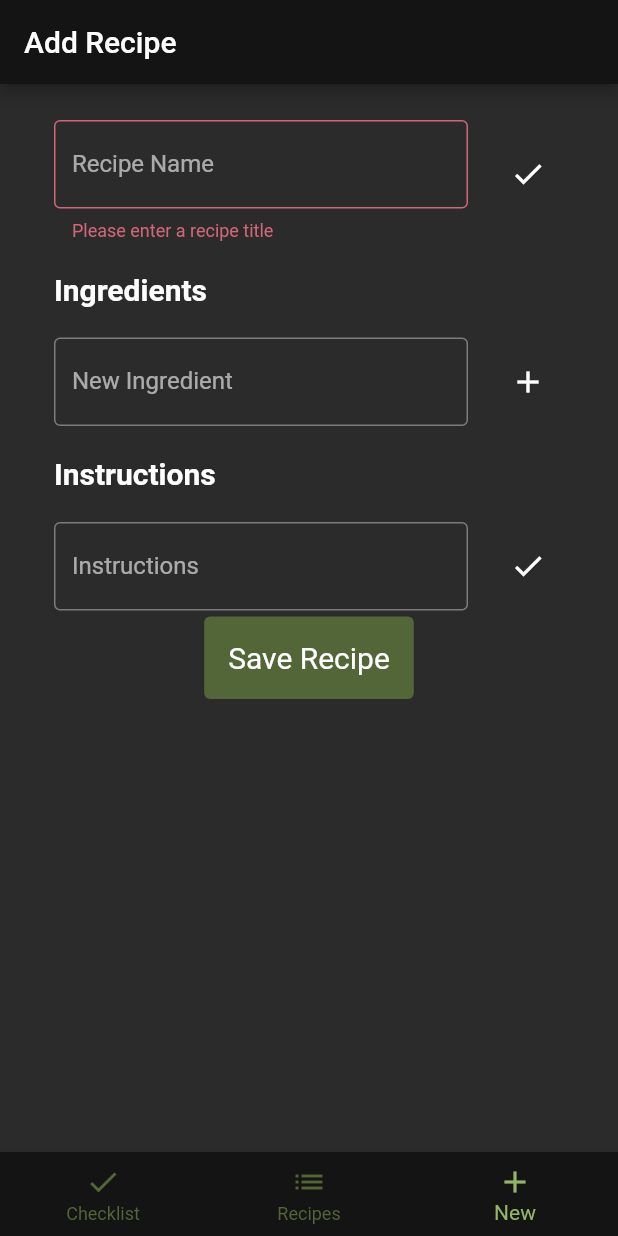
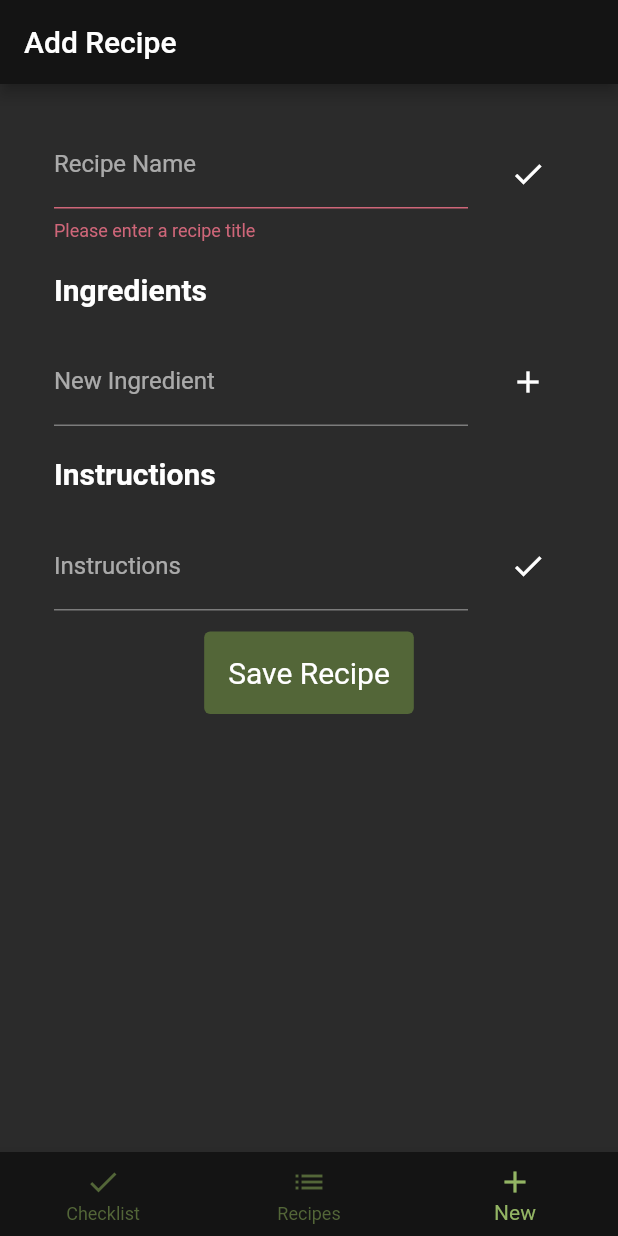
Before and after one commit to mitchbr/grocery_list_app, a Flutter app: the screen it shows after launch, item 3 of the bottom bar chosen, after a tap on the "check" icon, on a phone screen of 412 x 824 dp. Run offline on Flutter 3.47's test engine with Material 2 defaults, Android fonts, the phone set to English and light mode, and no system bars; our stand-ins replace sqflite; accounts and stored records are empty; Roboto replaces fonts that are missing (Georgia).

Commit message:
Added theme for text boxes

```diff
--- a/lib/components/checklist/checklist_view.dart
+++ b/lib/components/checklist/checklist_view.dart
@@ -69,7 +69,10 @@ class _ChecklistEntriesState extends State<ChecklistEntries> {
   }
 
   Widget circularIndicator(BuildContext context) {
-    return const Center(child: CircularProgressIndicator());
+    return Center(
+        child: CircularProgressIndicator(
+      color: theme.accentHighlightColor,
+    ));
   }
 
   /*
@@ -153,8 +156,9 @@ class _ChecklistEntriesState extends State<ChecklistEntries> {
   Widget itemTextField() {
     return TextFormField(
       controller: _entryController,
-      decoration: const InputDecoration(labelText: 'New Item', border: OutlineInputBorder()),
-      textCapitalization: TextCapitalization.words,
+      cursorColor: theme.accentHighlightColor,
+      decoration: theme.textFormDecoration('New Item'),
+      textCapitalization: TextCapitalization.sentences,
       onSaved: (value) {
         if (value != null) {
           entryData.item = value;
--- a/lib/components/recipes_edit/edit_recipe.dart
+++ b/lib/components/recipes_edit/edit_recipe.dart
@@ -1,4 +1,5 @@
 import 'package:flutter/material.dart';
+import 'package:groceries/custom_theme.dart';
 
 import 'package:groceries/processors/recipes_processor.dart';
 import 'package:groceries/types/recipe_entry.dart';
@@ -29,6 +30,7 @@ class _EditRecipeState extends State<EditRecipe> {
   var oldTitle;
 
   final recipesProcessor = RecipesProcessor();
+  final theme = CustomTheme();
 
   @override
   void initState() {
@@ -137,7 +139,8 @@ class _EditRecipeState extends State<EditRecipe> {
         child: ListTile(
           title: TextFormField(
             controller: _recipeNameControl,
-            decoration: const InputDecoration(labelText: 'Recipe Name', border: OutlineInputBorder()),
+            cursorColor: theme.accentHighlightColor,
+            decoration: theme.textFormDecoration('Recipe Name'),
             textCapitalization: TextCapitalization.words,
             onSaved: (value) {
               if (value != null) {
@@ -204,7 +207,8 @@ class _EditRecipeState extends State<EditRecipe> {
   Widget ingredientTextField() {
     return TextFormField(
       controller: _entryController,
-      decoration: const InputDecoration(labelText: 'New Ingredient', border: OutlineInputBorder()),
+      cursorColor: theme.accentHighlightColor,
+      decoration: theme.textFormDecoration('New Ingredient'),
       textCapitalization: TextCapitalization.words,
       onSaved: (value) {
         if (value != null) {
@@ -268,7 +272,8 @@ class _EditRecipeState extends State<EditRecipe> {
         child: ListTile(
           title: TextFormField(
             controller: _instructionsControl,
-            decoration: const InputDecoration(labelText: 'Instructions', border: OutlineInputBorder()),
+            cursorColor: theme.accentHighlightColor,
+            decoration: theme.textFormDecoration('Instructions'),
             textCapitalization: TextCapitalization.sentences,
             keyboardType: TextInputType.multiline,
             maxLines: null,
--- a/lib/components/recipes_edit/new_recipe.dart
+++ b/lib/components/recipes_edit/new_recipe.dart
@@ -1,4 +1,5 @@
 import 'package:flutter/material.dart';
+import 'package:groceries/custom_theme.dart';
 
 import 'package:groceries/processors/recipes_processor.dart';
 import 'package:groceries/types/recipe_entry.dart';
@@ -29,6 +30,7 @@ class _NewRecipeState extends State<NewRecipe> {
   var savedInstructions = false;
 
   final recipesProcessor = RecipesProcessor();
+  final theme = CustomTheme();
 
   /*
    *
@@ -82,7 +84,9 @@ class _NewRecipeState extends State<NewRecipe> {
 
 // TODO: Let user know when name or instructions aren't valid.
   Widget saveButton(BuildContext context) {
-    return TextButton(
+    return Padding(
+      padding: const EdgeInsets.all(10),
+      child: TextButton(
         onPressed: () async {
           var currState = formKey.currentState;
           if (currState != null) {
@@ -92,7 +96,9 @@ class _NewRecipeState extends State<NewRecipe> {
             }
           }
         },
-        child: const Text('Save Recipe'));
+        child: const Text('Save Recipe'),
+      ),
+    );
   }
 
   /*
@@ -125,7 +131,8 @@ class _NewRecipeState extends State<NewRecipe> {
         child: ListTile(
           title: TextFormField(
             controller: _recipeNameControl,
-            decoration: const InputDecoration(labelText: 'Recipe Name', border: OutlineInputBorder()),
+            cursorColor: theme.accentHighlightColor,
+            decoration: theme.textFormDecoration('Recipe Name'),
             textCapitalization: TextCapitalization.words,
             onSaved: (value) {
               if (value != null) {
@@ -192,7 +199,8 @@ class _NewRecipeState extends State<NewRecipe> {
   Widget ingredientTextField() {
     return TextFormField(
       controller: _entryController,
-      decoration: const InputDecoration(labelText: 'New Ingredient', border: OutlineInputBorder()),
+      cursorColor: theme.accentHighlightColor,
+      decoration: theme.textFormDecoration('New Ingredient'),
       textCapitalization: TextCapitalization.words,
       onSaved: (value) {
         if (value != null) {
@@ -256,7 +264,8 @@ class _NewRecipeState extends State<NewRecipe> {
         child: ListTile(
           title: TextFormField(
             controller: _instructionsControl,
-            decoration: const InputDecoration(labelText: 'Instructions', border: OutlineInputBorder()),
+            cursorColor: theme.accentHighlightColor,
+            decoration: theme.textFormDecoration('Instructions'),
             textCapitalization: TextCapitalization.sentences,
             keyboardType: TextInputType.multiline,
             maxLines: null,
--- a/lib/components/view_recipes/recipes_view.dart
+++ b/lib/components/view_recipes/recipes_view.dart
@@ -3,6 +3,7 @@ import 'package:flutter/material.dart';
 import 'package:groceries/processors/recipes_processor.dart';
 import 'package:groceries/components/recipes_edit/new_recipe.dart';
 import 'package:groceries/components/view_recipes/recipe_details.dart';
+import 'package:groceries/custom_theme.dart';
 
 class RecipeEntries extends StatefulWidget {
   const RecipeEntries({Key? key}) : super(key: key);
@@ -17,6 +18,7 @@ class _RecipeEntriesState extends State<RecipeEntries> {
   var sqlCreate;
 
   final recipesProcessor = RecipesProcessor();
+  final theme = CustomTheme();
 
   /*
    *
@@ -72,7 +74,10 @@ class _RecipeEntriesState extends State<RecipeEntries> {
   }
 
   Widget circularIndicator(BuildContext context) {
-    return const Center(child: CircularProgressIndicator());
+    return Center(
+        child: CircularProgressIndicator(
+      color: theme.accentHighlightColor,
+    ));
   }
 
   /*
--- a/lib/custom_theme.dart
+++ b/lib/custom_theme.dart
@@ -40,4 +40,14 @@ class CustomTheme {
       fontFamily: 'Georgia',
     );
   }
+
+  InputDecoration textFormDecoration(label) {
+    return InputDecoration(
+      labelText: label,
+      floatingLabelStyle: TextStyle(color: accentHighlightColor),
+      focusedBorder: UnderlineInputBorder(
+        borderSide: BorderSide(color: accentHighlightColor),
+      ),
+    );
+  }
 }
--- a/lib/main_screen.dart
+++ b/lib/main_screen.dart
@@ -13,26 +13,28 @@ class Groceries extends StatefulWidget {
 
 class _GroceriesState extends State<Groceries> {
   _GroceriesState();
+
   final List<Widget> _views = [const ChecklistEntries(), const RecipeEntries(), const NewRecipe()];
-  var _selectedIndex = 0;
+  var selectedIndex = 0;
 
   @override
   Widget build(BuildContext context) {
     return MaterialApp(
         title: 'Groceries',
         theme: CustomTheme().customTheme(),
-        home: DefaultTabController(length: 2, child: Builder(builder: (context) => groceriesScaffold(context))));
+        home: DefaultTabController(
+            length: _views.length, child: Builder(builder: (context) => groceriesScaffold(context))));
   }
 
   void _onItemTapped(int index) {
     setState(() {
-      _selectedIndex = index;
+      selectedIndex = index;
     });
   }
 
   Widget groceriesScaffold(BuildContext context) {
     return Scaffold(
-      body: _views.elementAt(_selectedIndex),
+      body: _views.elementAt(selectedIndex),
       bottomNavigationBar: BottomNavigationBar(
         type: BottomNavigationBarType.fixed,
         items: const <BottomNavigationBarItem>[
@@ -49,7 +51,7 @@ class _GroceriesState extends State<Groceries> {
             label: 'New',
           ),
         ],
-        currentIndex: _selectedIndex,
+        currentIndex: selectedIndex,
         onTap: _onItemTapped,
       ),
     );
```
